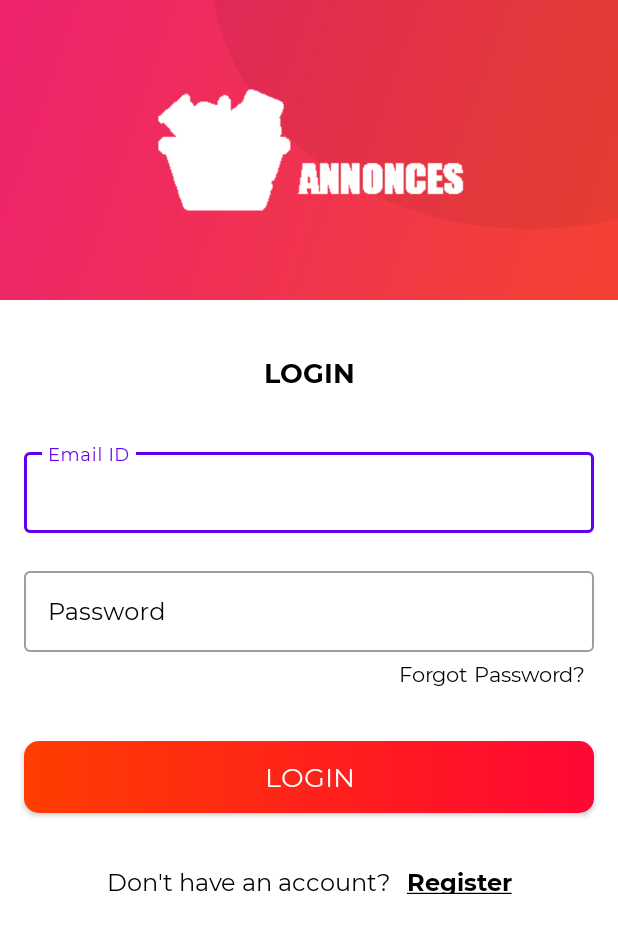
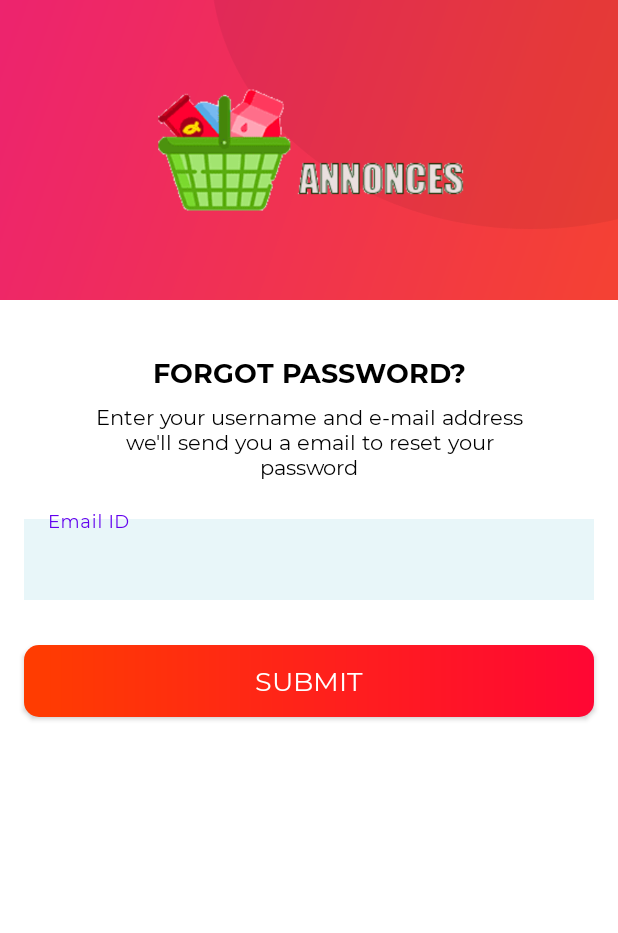
Before and after one commit to Laradejpl/ecommerceAndros, an Android app: the screen it shows after launch (LoginActivity before the commit, ForgotPasswordActivity after it), after a tap on "Forgot Password?", on a phone screen of 412 x 824 dp. Shown: the top 933 px of the screen. Run offline under Robolectric (Android 15) with nearby library versions, the light colour scheme and no system bars; our stand-ins replace Firebase (no records; nobody signed in at launch, a user with empty details on screens opened directly).

Commit message:
forgoten password integration

```diff
--- a/app/src/main/AndroidManifest.xml
+++ b/app/src/main/AndroidManifest.xml
@@ -9,7 +9,8 @@
         android:roundIcon="@mipmap/ic_launcher_round"
         android:supportsRtl="true"
         android:theme="@style/Theme.Myannonces">
-        <activity android:name=".activities.BaseActivity"></activity>
+        <activity android:name=".activities.ForgotPasswordActivity"></activity>
+        <activity android:name=".activities.BaseActivity" />
         <activity
             android:name=".activities.RegisterActivity"
             android:screenOrientation="portrait"
@@ -17,7 +18,7 @@
         <activity
             android:name=".activities.LoginActivity"
             android:screenOrientation="portrait"
-            android:theme="@style/Theme.Myannonces" />
+             android:theme="@style/Theme.Myannonces" />
         <activity
             android:name=".activities.SplashActivity"
             android:screenOrientation="portrait">
--- a/app/src/main/java/com/example/myannonces/activities/BaseActivity.kt
+++ b/app/src/main/java/com/example/myannonces/activities/BaseActivity.kt
@@ -8,7 +8,7 @@ import com.example.myannonces.R
 import com.google.android.material.snackbar.Snackbar
 import kotlinx.android.synthetic.main.dialog_progress.*
 
-open class BaseActivity : AppCompatActivity() {
+open class  BaseActivity : AppCompatActivity() {
 
     private lateinit var mProgressDialog: Dialog
 
--- /dev/null
+++ b/app/src/main/java/com/example/myannonces/activities/ForgotPasswordActivity.kt
@@ -0,0 +1,62 @@
+package com.example.myannonces.activities
+
+import androidx.appcompat.app.AppCompatActivity
+import android.os.Bundle
+import android.view.WindowManager
+import android.widget.Toast
+import com.example.myannonces.R
+import com.google.firebase.auth.FirebaseAuth
+import kotlinx.android.synthetic.main.activity_forgot_password.*
+
+class ForgotPasswordActivity : BaseActivity() {
+    override fun onCreate(savedInstanceState: Bundle?) {
+        super.onCreate(savedInstanceState)
+        setContentView(R.layout.activity_forgot_password)
+
+        getWindow().setFlags(
+            WindowManager.LayoutParams.FLAG_FULLSCREEN,
+            WindowManager.LayoutParams.FLAG_FULLSCREEN);
+
+        setContentView(R.layout.activity_forgot_password);
+
+        btn_submit.setOnClickListener {
+
+            // Get the email id from the input field.
+            val email: String = et_email_forgot.text.toString().trim { it <= ' ' }
+
+            // Now, If the email entered in blank then show the error message or else continue with the implemented feature.
+            if (email.isEmpty()) {
+                showErrorSnackBar(resources.getString(R.string.err_msg_enter_email), true)
+            } else {
+
+                // Show the progress dialog.
+                showProgressDialog(resources.getString(R.string.please_wait))
+
+                // This piece of code is used to send the reset password link to the user's email id if the user is registered.
+                FirebaseAuth.getInstance().sendPasswordResetEmail(email)
+                    .addOnCompleteListener { task ->
+
+                        // Hide the progress dialog
+                        hideProgressDialog()
+
+                         if (task.isSuccessful) {
+                            // Show the toast message and finish the forgot password activity to go back to the login screen.
+                            Toast.makeText(
+                                this@ForgotPasswordActivity,
+                                resources.getString(R.string.email_sent_success),
+                                Toast.LENGTH_LONG
+                            ).show()
+
+                            finish()
+                        } else {
+                            showErrorSnackBar(task.exception!!.message.toString(), true)
+                        }
+                    }
+            }
+        }
+
+
+    }
+
+
+}
--- a/app/src/main/java/com/example/myannonces/activities/RegisterActivity.kt
+++ b/app/src/main/java/com/example/myannonces/activities/RegisterActivity.kt
@@ -25,6 +25,11 @@ class RegisterActivity : BaseActivity()  {
 
 
         setContentView(R.layout.activity_register);
+
+
+
+
+
 
 
 
--- /dev/null
+++ b/app/src/main/res/layout/activity_forgot_password.xml
@@ -0,0 +1,116 @@
+<?xml version="1.0" encoding="utf-8"?>
+<!--TODO Step 3: Design the layout for Forgot Password screen.-->
+<!--START-->
+<androidx.constraintlayout.widget.ConstraintLayout xmlns:android="http://schemas.android.com/apk/res/android"
+    xmlns:app="http://schemas.android.com/apk/res-auto"
+    xmlns:tools="http://schemas.android.com/tools"
+    android:background="@color/white"
+    android:layout_width="match_parent"
+    android:layout_height="match_parent"
+    tools:context=".activities.ForgotPasswordActivity">
+
+    <FrameLayout
+        android:id="@+id/fl_header_image"
+        android:layout_width="wrap_content"
+        android:layout_height="@dimen/auth_header_image_height"
+        app:layout_constraintEnd_toEndOf="parent"
+        app:layout_constraintStart_toStartOf="parent"
+        app:layout_constraintTop_toTopOf="parent">
+
+        <ImageView
+            android:layout_width="match_parent"
+            android:layout_height="match_parent"
+            android:contentDescription="@string/content_description"
+            android:scaleType="fitXY"
+            android:src="@drawable/auth_screens_background" />
+
+        <ImageView
+            android:layout_width="@dimen/auth_logo_width_size"
+            android:layout_height="@dimen/auth_logo_height_size"
+            android:layout_gravity="center"
+            android:contentDescription="@string/app_name"
+            android:scaleType="fitCenter"
+            android:src="@drawable/tutorials_eu_logo"
+              />
+
+        <androidx.appcompat.widget.Toolbar
+            android:id="@+id/toolbar_forgot_password_activity"
+            android:layout_width="match_parent"
+            android:layout_height="?attr/actionBarSize"
+            android:layout_gravity="top" />
+    </FrameLayout>
+
+    <com.example.myannonces.utils.MSPTextViewBold
+        android:id="@+id/tv_title"
+        android:layout_width="wrap_content"
+        android:layout_height="wrap_content"
+        android:layout_marginTop="35dp"
+        android:text="@string/title_forgot_password"
+        android:textColor="@color/black"
+        android:textSize="@dimen/forgot_password_title_textSize"
+        app:layout_constraintEnd_toEndOf="parent"
+        app:layout_constraintStart_toStartOf="parent"
+        app:layout_constraintTop_toBottomOf="@id/fl_header_image" />
+
+    <com.example.myannonces.utils.MSPTextView
+        android:id="@+id/tv_title_description"
+        android:layout_width="0dp"
+        android:layout_height="wrap_content"
+        android:layout_marginStart="50dp"
+        android:layout_marginTop="8dp"
+        android:layout_marginEnd="50dp"
+        android:gravity="center"
+        android:text="@string/forgot_password_title_description"
+        android:textColor="@color/black"
+        android:textSize="@dimen/forgot_password_title_description_textSize"
+        app:layout_constraintEnd_toEndOf="parent"
+        app:layout_constraintStart_toStartOf="parent"
+        app:layout_constraintTop_toBottomOf="@id/tv_title" />
+
+    <com.google.android.material.textfield.TextInputLayout
+        android:id="@+id/til_email"
+        style="@style/Widget.MaterialComponents.TextInputLayout.OutlinedBox"
+        android:layout_width="match_parent"
+        android:layout_height="wrap_content"
+        android:layout_marginStart="16dp"
+        android:layout_marginTop="20dp"
+        android:layout_marginEnd="16dp"
+        android:hint="@string/et_hint_email_id"
+        android:textColorHint="@color/white"
+        app:layout_constraintEnd_toEndOf="parent"
+        app:layout_constraintStart_toStartOf="parent"
+        app:layout_constraintTop_toBottomOf="@id/tv_title_description">
+
+        <com.example.myannonces.utils.MSPEditText
+            android:id="@+id/et_email_forgot"
+
+            android:layout_width="match_parent"
+            android:layout_height="wrap_content"
+            android:background="@color/colorgris"
+            android:inputType="textEmailAddress"
+            android:padding="@dimen/et_padding"
+            android:textColor="@color/black"
+            android:textSize="@dimen/et_textSize" />
+    </com.google.android.material.textfield.TextInputLayout>
+
+    <com.example.myannonces.utils.MSPButton
+        android:id="@+id/btn_submit"
+        android:layout_width="match_parent"
+        android:layout_height="wrap_content"
+        android:layout_gravity="center"
+        android:layout_marginStart="16dp"
+        android:layout_marginTop="30dp"
+        android:layout_marginEnd="16dp"
+        android:background="@drawable/button_background"
+        android:foreground="?attr/selectableItemBackground"
+        android:gravity="center"
+        android:paddingTop="@dimen/btn_padding"
+        android:paddingBottom="@dimen/btn_padding"
+        android:text="@string/btn_lbl_submit"
+        android:textColor="@android:color/white"
+        android:textSize="@dimen/btn_textSize"
+        app:layout_constraintEnd_toEndOf="parent"
+        app:layout_constraintStart_toStartOf="parent"
+        app:layout_constraintTop_toBottomOf="@id/til_email" />
+</androidx.constraintlayout.widget.ConstraintLayout>
+    <!--END-->
--- a/app/src/main/res/layout/activity_login.xml
+++ b/app/src/main/res/layout/activity_login.xml
@@ -31,7 +31,7 @@
             android:contentDescription="@string/app_name"
             android:scaleType="fitCenter"
             android:src="@drawable/tutorials_eu_logo"
-            app:tint="@color/white" />
+             />
     </FrameLayout>
 
     <com.example.myannonces.utils.MSPTextViewBold
@@ -62,6 +62,7 @@
 
         <com.example.myannonces.utils.MSPEditText
             android:id="@+id/et_email"
+            android:background="@color/colorgris"
             android:layout_width="match_parent"
             android:layout_height="wrap_content"
             android:inputType="text"
@@ -87,6 +88,7 @@
 
         <com.example.myannonces.utils.MSPEditText
             android:id="@+id/et_password"
+            android:background="@color/colorgris"
             android:layout_width="match_parent"
             android:layout_height="wrap_content"
             android:inputType="textPassword"
--- a/app/src/main/res/values/colors.xml
+++ b/app/src/main/res/values/colors.xml
@@ -13,6 +13,7 @@
     <color name="orangePrimary">#FF3D00</color>
     <color name="colorSnackBarSuccess">#8BC34A</color>
     <color name="colorSnackBarError">#F72400</color>
+    <color name="colorgris">#e8f6f9</color>
 
 
 
--- a/app/src/main/res/values/dimens.xml
+++ b/app/src/main/res/values/dimens.xml
@@ -24,4 +24,7 @@
     <dimen name="progress_bar_size">50dp</dimen>
     <dimen name="progress_text_marginStart">16dp</dimen>
     <dimen name="progress_text_size">16sp</dimen>
+
+    <dimen name="forgot_password_title_textSize">18sp</dimen>
+    <dimen name="forgot_password_title_description_textSize">14sp</dimen>
 </resources>
--- a/app/src/main/res/values/strings.xml
+++ b/app/src/main/res/values/strings.xml
@@ -31,4 +31,10 @@
     <string name="registery_successful">Thanks for your registering.</string>
     <string name="please_wait">Please Wait&#8230;</string>
 
+    <string name="title_forgot_password">FORGOT PASSWORD?</string>
+    <string name="forgot_password_title_description">Enter your username and e-mail address we\'ll send you a email to reset your password</string>
+    <string name="btn_lbl_submit">Submit</string>
+    <string name="email_sent_success">\"Email sent successfully to reset your password! \"</string>
+
+
 </resources>
```
Also changed, not shown: app/src/main/java/com/example/myannonces/activities/LoginActivity.kt (+34 -0 lines), app/src/main/res/drawable/ic_baseline_arrow_left_24.xml (added, +10 -0 lines), app/src/main/res/layout/activity_register.xml (+7 -0 lines).
